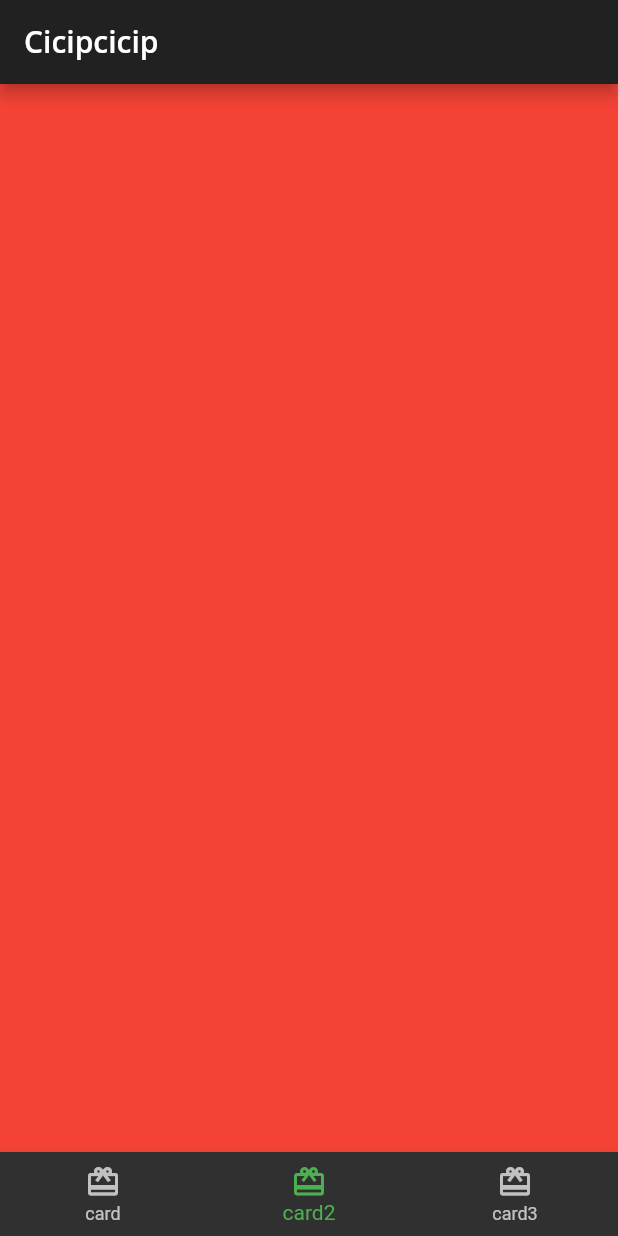
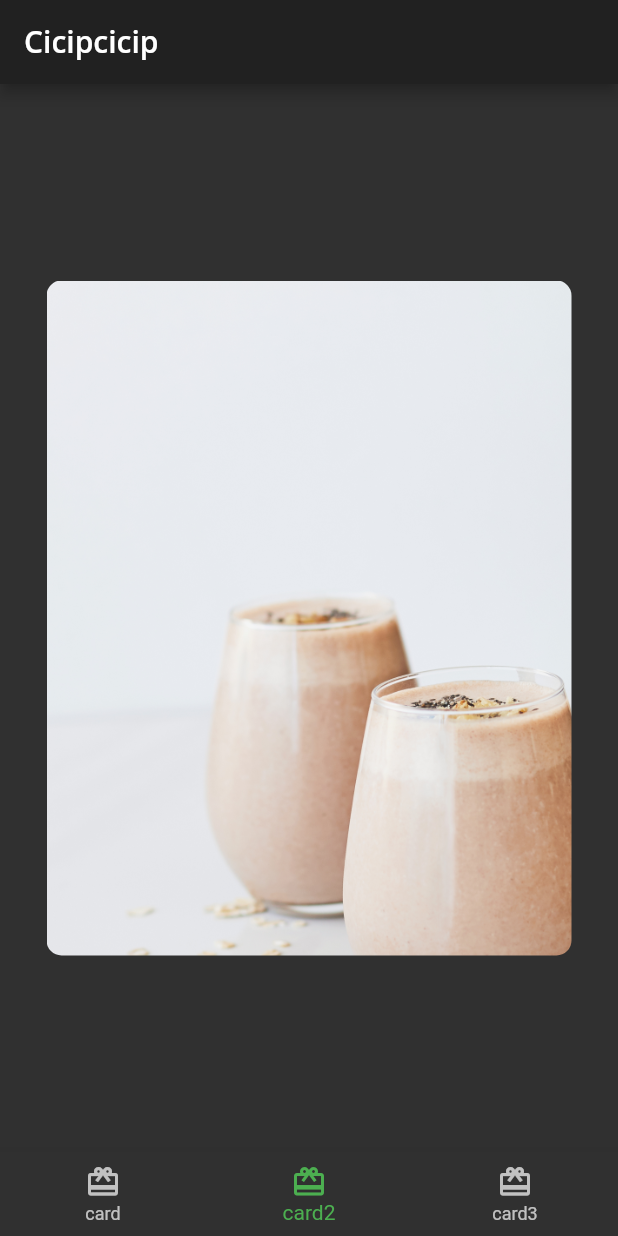
Before and after one commit to zuyatna/cicipcicip, a Flutter app: the screen it shows after launch, item 2 of the bottom bar chosen, on a phone screen of 412 x 824 dp. Run offline on Flutter 3.47's test engine with Material 2 defaults, Android fonts, the phone set to English and light mode, and no system bars; our stand-ins replace google_fonts.

Commit message:
create Card2.dart (not complete)

```diff
--- /dev/null
+++ b/lib/card/Card2.dart
@@ -0,0 +1,30 @@
+import 'package:flutter/material.dart';
+
+class Card2 extends StatelessWidget {
+  const Card2({Key? key}) : super(key: key);
+
+  @override
+  Widget build(BuildContext context) {
+    return Center(
+      child: Container(
+        constraints: const BoxConstraints.expand(
+          width: 350,
+          height: 450,
+        ),
+        decoration: const BoxDecoration(
+          image: DecorationImage(
+              image: AssetImage('assets/mag5.png'),
+              fit: BoxFit.cover
+          ),
+          borderRadius: BorderRadius.all(Radius.circular(10.0)),
+        ),
+        child: Column(
+          children: const [
+            // TODO 1: Add author information
+            // TODO 4: Add positioned text
+          ],
+        ),
+      ),
+    );
+  }
+}
--- a/lib/layout/home.dart
+++ b/lib/layout/home.dart
@@ -1,5 +1,6 @@
 import 'package:flutter/material.dart';
 import 'package:cicipcicip/card/card1.dart';
+import 'package:cicipcicip/card/Card2.dart';
 
 class Home extends StatefulWidget {
   const Home({Key? key}) : super(key: key);
@@ -12,9 +13,7 @@ class _HomeState extends State<Home> {
   int _selectedIndex = 0;
   static List<Widget> pages = <Widget>[
     const Card1(),
-    Container(color: Colors.red,),
-    // TODO: Replace with card2
-    Container(color: Colors.green,),
+    const Card2(),
     // TODO: Replace with card3
     Container(color: Colors.blue,)
   ];
```
